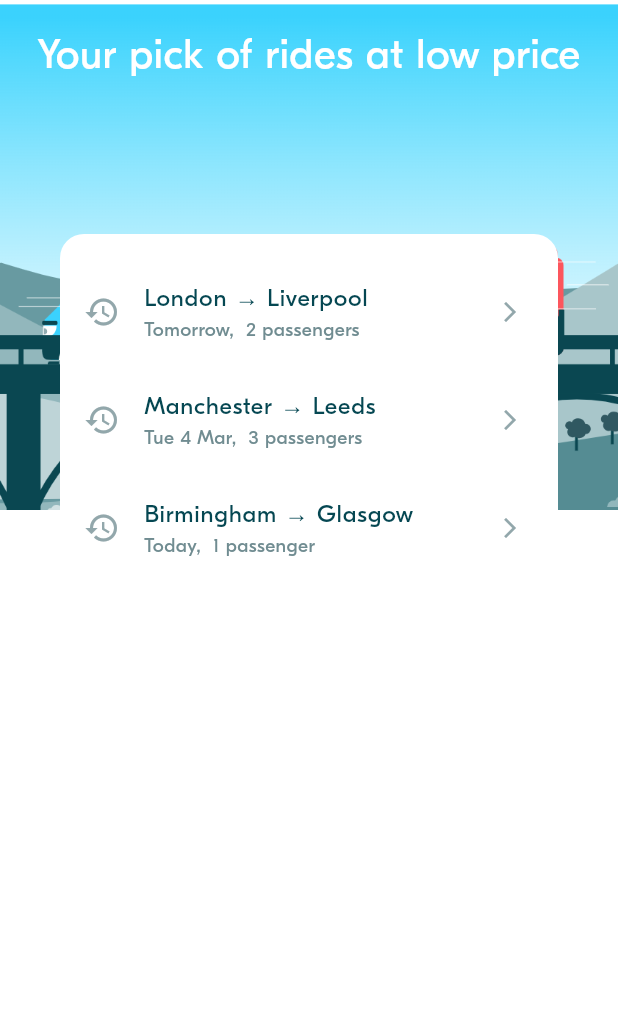
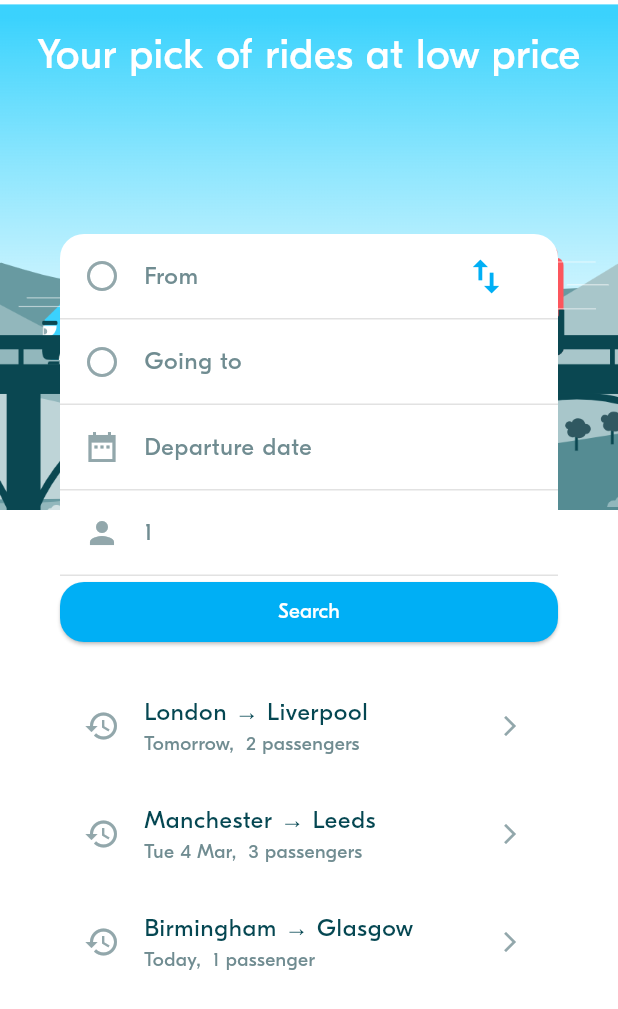
Before and after one commit to kimsovannarong/flutter_term2, a Flutter app: the screen it shows after launch, on a phone screen of 412 x 824 dp. Shown: the top 1009 px of the screen. Run offline on Flutter 3.47's test engine with Material 3 defaults, Android fonts, the phone set to English and light mode, and no system bars; project files that could hold a hidden picture were left out.

Commit message:
BLA004-implement ride preferences form

```diff
--- a/lib/screens/ride_pref/widgets/ride_pref_form.dart
+++ b/lib/screens/ride_pref/widgets/ride_pref_form.dart
@@ -1,19 +1,13 @@
 import 'package:flutter/material.dart';
+import 'package:week_3_blabla_project/dummy_data/dummy_data.dart';
+import 'package:week_3_blabla_project/theme/theme.dart';
+import 'package:week_3_blabla_project/widgets/actions/bla_button.dart';
+import 'package:week_3_blabla_project/widgets/inputs/bla_input.dart';
 
 import '../../../model/ride/locations.dart';
 import '../../../model/ride_pref/ride_pref.dart';
 
-///
-/// A Ride Preference From is a view to select:
-///   - A depcarture location
-///   - An arrival location
-///   - A date
-///   - A number of seats
-///
-/// The form can be created with an existing RidePref (optional).
-///
 class RidePrefForm extends StatefulWidget {
-  // The form can be created with an optional initial RidePref.
   final RidePref? initRidePref;
 
   const RidePrefForm({super.key, this.initRidePref});
@@ -28,38 +22,44 @@ class _RidePrefFormState extends State<RidePrefForm> {
   Location? arrival;
   late int requestedSeats;
 
-
-
-  // ----------------------------------
-  // Initialize the Form attributes
-  // ----------------------------------
-
   @override
   void initState() {
     super.initState();
-    // TODO
+     //TODO:
   }
 
-  // ----------------------------------
-  // Handle events
-  // ----------------------------------
-
-
-  // ----------------------------------
-  // Compute the widgets rendering
-  // ----------------------------------
-
-
-  // ----------------------------------
-  // Build the widgets
-  // ----------------------------------
   @override
   Widget build(BuildContext context) {
     return Column(
-        mainAxisAlignment: MainAxisAlignment.start,
-        crossAxisAlignment: CrossAxisAlignment.stretch,
-        children: [
-
-        ]);
+      mainAxisAlignment: MainAxisAlignment.start,
+      crossAxisAlignment: CrossAxisAlignment.stretch,
+      children: [
+        BlaInput(
+          labelText: 'From',
+          iconForm: Icons.circle_outlined,
+          onTap: () => print('you tapped'),
+          iconSwitching: Icons.swap_vert,
+        ),
+        BlaInput(
+          labelText: 'Going to',
+          iconForm: Icons.circle_outlined,
+          onTap: () => print('you tapped'),
+        ),
+        BlaInput(
+          labelText: 'Departure date',
+          iconForm: Icons.date_range_sharp,
+          onTap: () => print('you tapped'),
+        ),
+        BlaInput(
+          labelText: '1',
+          iconForm: Icons.person,
+          onTap: () => print('you tapped'),
+        ),
+        BlaButton(
+          text: 'Search',
+          onPressed: () => print('you searched'),
+        ),
+      ],
+    );
   }
 }
--- a/lib/widgets/actions/bla_button.dart
+++ b/lib/widgets/actions/bla_button.dart
@@ -32,7 +32,7 @@ class BlaButton extends StatelessWidget {
         foregroundColor: BlaColors.primary, backgroundColor: BlaColors.white,
         side: BorderSide(color: BlaColors.primary, width: 1),
         shape: RoundedRectangleBorder(
-          borderRadius: BorderRadius.circular(32flutt),
+          borderRadius: BorderRadius.circular(32),
         ),
       ),
     );
--- /dev/null
+++ b/lib/widgets/inputs/bla_input.dart
@@ -0,0 +1,49 @@
+import 'package:flutter/material.dart';
+import 'package:week_3_blabla_project/theme/theme.dart';
+
+class BlaInput extends StatelessWidget {
+  final String labelText;
+  final IconData iconForm;
+  final VoidCallback onTap;
+  final VoidCallback? onPressed;
+  final IconData? iconSwitching;
+
+  const BlaInput({
+    super.key,
+    required this.labelText,
+    required this.iconForm,
+    this.iconSwitching,
+    required this.onTap,
+    this.onPressed,
+  });
+
+  @override
+  Widget build(BuildContext context) {
+    return InkWell(
+      onTap: onTap, // Open dialog when tapped
+      child: Container(
+        decoration: BoxDecoration(
+          border: Border(
+            bottom: BorderSide(
+              color: BlaColors.greyLight,
+              width: 1,
+            ),
+          ),
+        ),
+        child: ListTile(
+          leading: Icon(iconForm, color: BlaColors.iconLight),
+          title: Text(
+            labelText,
+            style: TextStyle(color: BlaColors.neutralLight, fontSize: 16),
+          ),
+          trailing: iconSwitching != null
+              ? IconButton(
+                  onPressed: onPressed,
+                  icon: Icon(iconSwitching, color: BlaColors.primary, size: 30),
+                )
+              : SizedBox(),
+        ),
+      ),
+    );
+  }
+}
```
